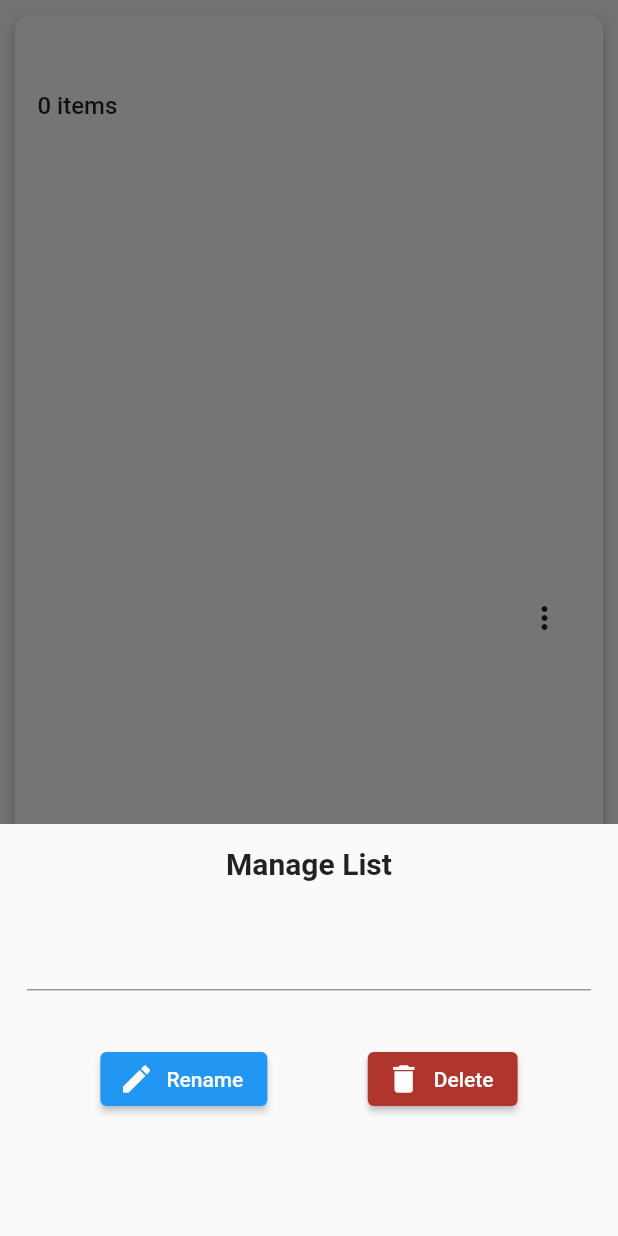
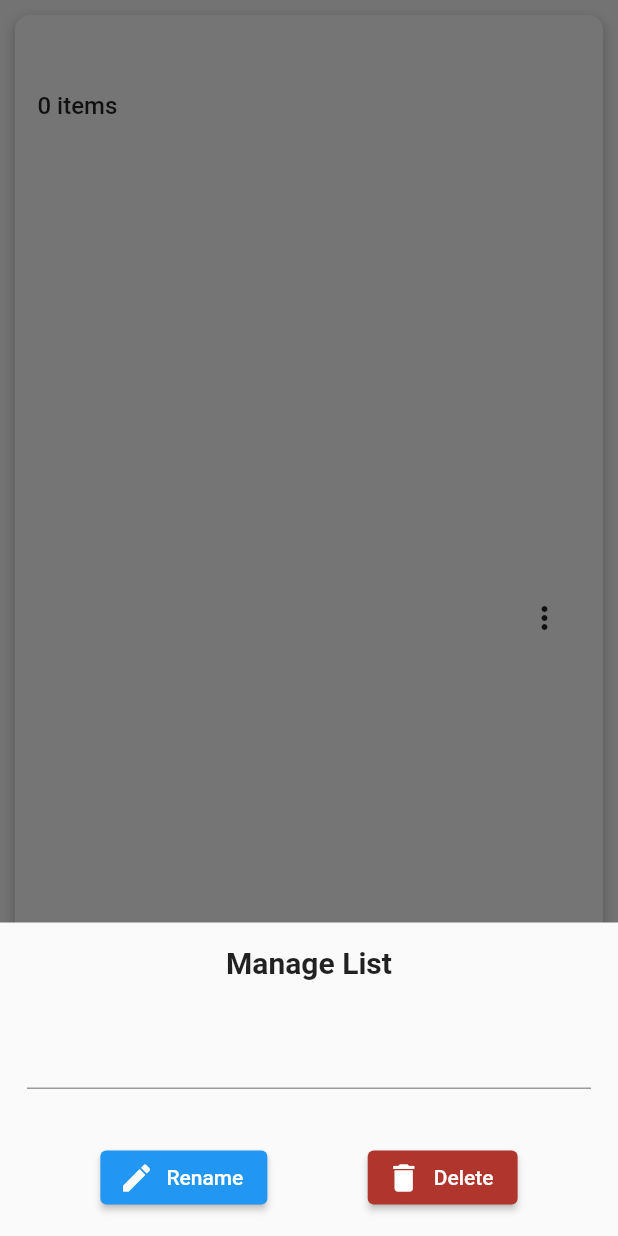
Before and after one commit to Mr-Ashitey/Mobi-Grocery-Shopping-2, a Flutter app: the GroceryListCard widget shown alone on an empty page, opened directly with empty values, after a tap on the "more vert" icon, on a phone screen of 412 x 824 dp. Run offline on Flutter 3.47's test engine with Material 2 defaults, Android fonts, the light colour scheme and no system bars; our stand-ins replace dartz, dio, equatable, flutter_dotenv, flutter_slidable, get_it and 2 more; generated files the repository leaves out were written again; network calls fail; Roboto replaces fonts that are missing (SF Pro).

Commit message:
work on bottom sheet to prevent keyboard overlapping bottom sheet

```diff
--- a/lib/features/grocery_list/presentation/pages/home_page/components/dialog_component/manage_grocery_list_dialog.dart
+++ b/lib/features/grocery_list/presentation/pages/home_page/components/dialog_component/manage_grocery_list_dialog.dart
@@ -16,7 +16,11 @@ class ManageGroceryList extends StatelessWidget {
       {super.key, required this.controller, required this.groceryList});
   @override
   Widget build(BuildContext context) {
-    return Column(
+    return Padding(
+      padding:
+          EdgeInsets.only(bottom: MediaQuery.of(context).viewInsets.bottom),
+      child: Column(
+        mainAxisSize: MainAxisSize.min,
         children: [
           const SizedBox(height: 15),
           const Text(
@@ -96,8 +100,10 @@ class ManageGroceryList extends StatelessWidget {
                         icon: const Icon(Icons.delete),
                         label: const Text("Delete")),
                   ],
-              )
+                ),
+          const SizedBox(height: 15),
         ],
+      ),
     );
   }
 }
--- a/lib/features/grocery_list/presentation/pages/home_page/components/grocery_list_card.dart
+++ b/lib/features/grocery_list/presentation/pages/home_page/components/grocery_list_card.dart
@@ -62,8 +62,7 @@ class GroceryListCard extends StatelessWidget {
                     controller.text = groceryList.name;
                     showModalBottomSheet(
                         context: context,
-                        constraints: BoxConstraints(
-                            maxHeight: MediaQuery.of(context).size.height / 3),
+                        isScrollControlled: true,
                         builder: (_) {
                           return ManageGroceryList(
                               controller: controller, groceryList: groceryList);
```
Lines whose indentation alone changed are shown as unchanged.
